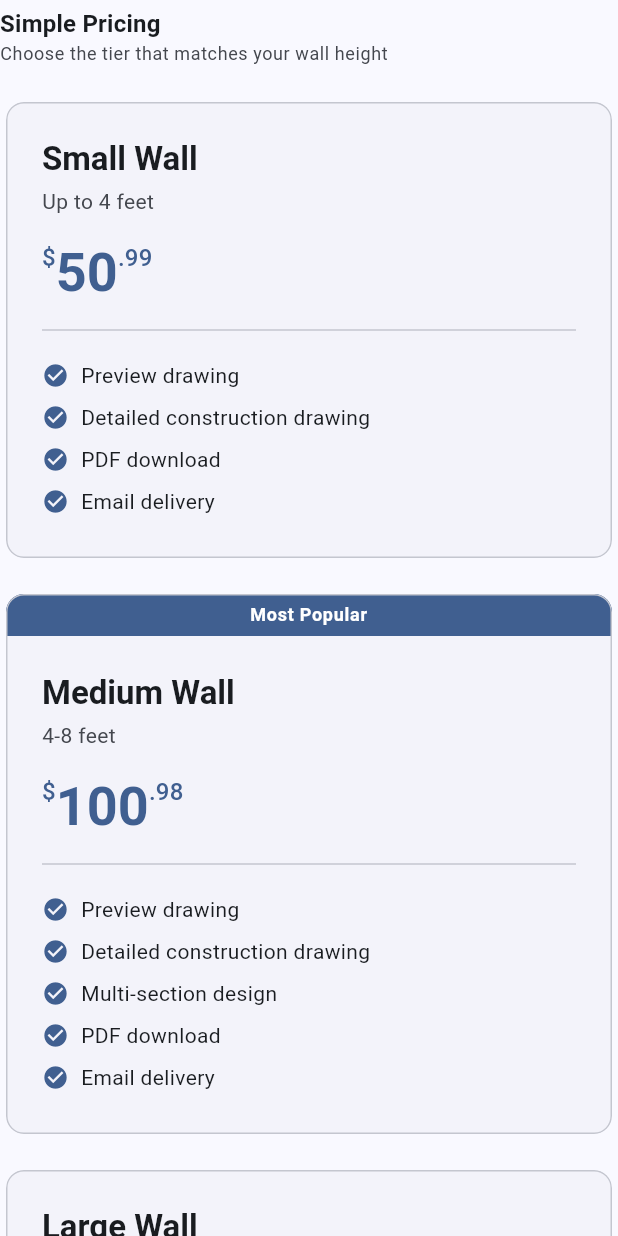
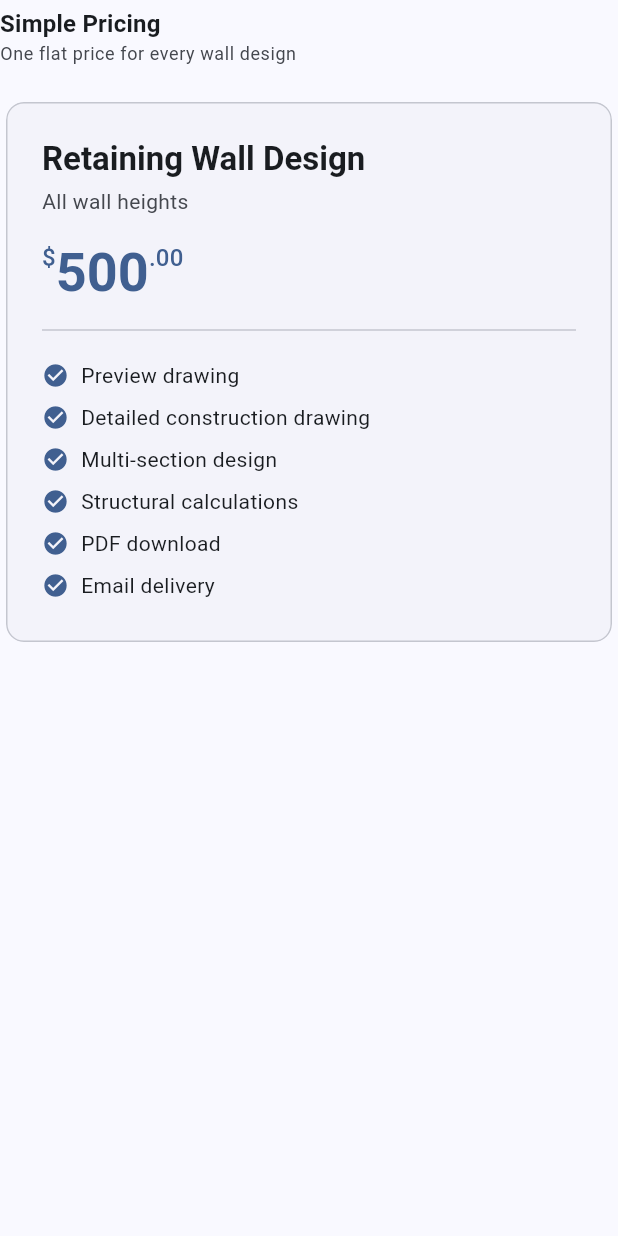
Before and after one commit to coredawg38/RetainingWallUI, a Flutter app: the _PricingSection widget shown alone on an empty page, opened directly, on a phone screen of 412 x 824 dp. Run offline on Flutter 3.47's test engine with Material 3 defaults, Android fonts, the phone set to English and light mode, and no system bars; our stand-ins replace flutter_riverpod, freezed_annotation, go_router, web; missing offline and left inert: dart:js_interop, flutter_stripe, json_schema.

Commit message:
price update

```diff
--- a/lib/core/constants/app_constants.dart
+++ b/lib/core/constants/app_constants.dart
@@ -155,48 +155,17 @@ abstract final class SoilStiffnessType {
   };
 }
 
-/// Pricing tiers for wall designs.
-///
-/// Pricing is based on wall height in feet.
+/// Flat pricing for wall designs.
 abstract final class PricingTiers {
-  /// Maximum height (in feet) for small wall tier.
-  static const double smallWallMaxFeet = 4.0;
+  /// Single flat price for all wall designs.
+  static const double price = 500.0;
 
-  /// Maximum height (in feet) for medium wall tier.
-  static const double mediumWallMaxFeet = 8.0;
+  /// Returns the flat design price (height is unused; kept for call-site compatibility).
+  static double calculatePrice(double heightInches) => price;
 
-  /// Price for small walls (under 4 feet).
-  static const double smallWallPrice = 49.99;
-
-  /// Price for medium walls (4-8 feet).
-  static const double mediumWallPrice = 99.99;
-
-  /// Price for large walls (over 8 feet).
-  static const double largeWallPrice = 149.99;
-
-  /// Calculates the price based on wall height in inches.
-  static double calculatePrice(double heightInches) {
-    final heightFeet = heightInches / 12.0;
-    if (heightFeet <= smallWallMaxFeet) {
-      return smallWallPrice;
-    } else if (heightFeet <= mediumWallMaxFeet) {
-      return mediumWallPrice;
-    } else {
-      return largeWallPrice;
-    }
-  }
-
-  /// Returns a description of the pricing tier for a given height.
-  static String getTierDescription(double heightInches) {
-    final heightFeet = heightInches / 12.0;
-    if (heightFeet <= smallWallMaxFeet) {
-      return 'Small Wall (up to ${smallWallMaxFeet.toInt()} ft)';
-    } else if (heightFeet <= mediumWallMaxFeet) {
-      return 'Medium Wall (${smallWallMaxFeet.toInt()}-${mediumWallMaxFeet.toInt()} ft)';
-    } else {
-      return 'Large Wall (over ${mediumWallMaxFeet.toInt()} ft)';
-    }
-  }
+  /// Returns a description for the order summary.
+  static String getTierDescription(double heightInches) =>
+      'Retaining Wall Design';
 }
 
 /// Design wizard step identifiers.
--- a/lib/features/information/presentation/information_page.dart
+++ b/lib/features/information/presentation/information_page.dart
@@ -258,43 +258,16 @@ class _PricingSection extends StatelessWidget {
       children: [
         const SectionHeader(
           title: 'Simple Pricing',
-          subtitle: 'Choose the tier that matches your wall height',
+          subtitle: 'One flat price for every wall design',
         ),
         const SizedBox(height: 16),
-        LayoutBuilder(
-          builder: (context, constraints) {
-            final isWide = constraints.maxWidth > 700;
-            final cards = [
-              _PricingTierCard(
-                tier: 'Small Wall',
-                price: PricingTiers.smallWallPrice,
-                heightRange: 'Up to ${PricingTiers.smallWallMaxFeet.toInt()} feet',
-                features: const [
-                  'Preview drawing',
-                  'Detailed construction drawing',
-                  'PDF download',
-                  'Email delivery',
-                ],
-              ),
-              _PricingTierCard(
-                tier: 'Medium Wall',
-                price: PricingTiers.mediumWallPrice,
-                heightRange:
-                    '${PricingTiers.smallWallMaxFeet.toInt()}-${PricingTiers.mediumWallMaxFeet.toInt()} feet',
-                features: const [
-                  'Preview drawing',
-                  'Detailed construction drawing',
-                  'Multi-section design',
-                  'PDF download',
-                  'Email delivery',
-                ],
-                isPopular: true,
-              ),
-              _PricingTierCard(
-                tier: 'Large Wall',
-                price: PricingTiers.largeWallPrice,
-                heightRange: 'Over ${PricingTiers.mediumWallMaxFeet.toInt()} feet',
-                features: const [
+        ConstrainedBox(
+          constraints: const BoxConstraints(maxWidth: 420),
+          child: const _PricingTierCard(
+            tier: 'Retaining Wall Design',
+            price: PricingTiers.price,
+            heightRange: 'All wall heights',
+            features: [
               'Preview drawing',
               'Detailed construction drawing',
               'Multi-section design',
@@ -303,31 +276,6 @@ class _PricingSection extends StatelessWidget {
               'Email delivery',
             ],
           ),
-            ];
-
-            if (isWide) {
-              return Row(
-                crossAxisAlignment: CrossAxisAlignment.start,
-                children: cards
-                    .map((card) => Expanded(
-                          child: Padding(
-                            padding: const EdgeInsets.symmetric(horizontal: 8),
-                            child: card,
-                          ),
-                        ))
-                    .toList(),
-              );
-            } else {
-              return Column(
-                children: cards
-                    .map((card) => Padding(
-                          padding: const EdgeInsets.only(bottom: 16),
-                          child: card,
-                        ))
-                    .toList(),
-              );
-            }
-          },
         ),
       ],
     );
```
Also changed, not shown: 1 other file. Lines whose indentation alone changed are shown as unchanged.
